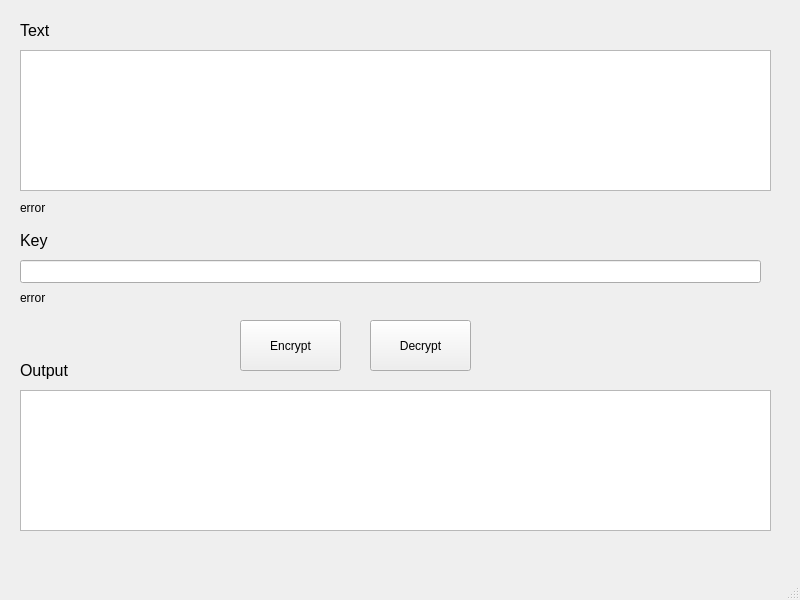
Old version of the form src/gui/mainwindow.ui in the repository Strykeros/spyMaster3000.
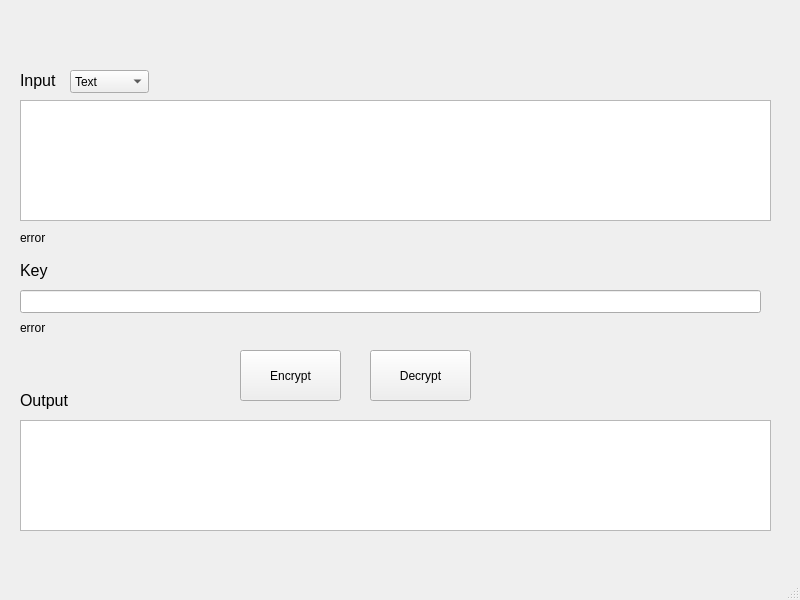
New version of the form.

```diff
--- a/src/gui/mainwindow.ui
+++ b/src/gui/mainwindow.ui
@@ -18,7 +18,7 @@
     <property name="geometry">
      <rect>
       <x>240</x>
-      <y>320</y>
+      <y>350</y>
       <width>101</width>
       <height>51</height>
      </rect>
@@ -31,7 +31,7 @@
     <property name="geometry">
      <rect>
       <x>370</x>
-      <y>320</y>
+      <y>350</y>
       <width>101</width>
       <height>51</height>
      </rect>
@@ -44,9 +44,9 @@
     <property name="geometry">
      <rect>
       <x>20</x>
-      <y>50</y>
+      <y>100</y>
       <width>751</width>
-      <height>141</height>
+      <height>121</height>
      </rect>
     </property>
    </widget>
@@ -54,7 +54,7 @@
     <property name="geometry">
      <rect>
       <x>20</x>
-      <y>260</y>
+      <y>290</y>
       <width>741</width>
       <height>23</height>
      </rect>
@@ -64,7 +64,7 @@
     <property name="geometry">
      <rect>
       <x>20</x>
-      <y>20</y>
+      <y>70</y>
       <width>41</width>
       <height>20</height>
      </rect>
@@ -75,14 +75,14 @@
      </font>
     </property>
     <property name="text">
-     <string>Text</string>
+     <string>Input</string>
     </property>
    </widget>
    <widget class="QLabel" name="label_2">
     <property name="geometry">
      <rect>
       <x>20</x>
-      <y>230</y>
+      <y>260</y>
       <width>41</width>
       <height>20</height>
      </rect>
@@ -100,9 +100,9 @@
     <property name="geometry">
      <rect>
       <x>20</x>
-      <y>390</y>
+      <y>420</y>
       <width>751</width>
-      <height>141</height>
+      <height>111</height>
      </rect>
     </property>
    </widget>
@@ -110,7 +110,7 @@
     <property name="geometry">
      <rect>
       <x>20</x>
-      <y>360</y>
+      <y>390</y>
       <width>61</width>
       <height>20</height>
      </rect>
@@ -128,7 +128,7 @@
     <property name="geometry">
      <rect>
       <x>20</x>
-      <y>290</y>
+      <y>320</y>
       <width>741</width>
       <height>16</height>
      </rect>
@@ -141,7 +141,7 @@
     <property name="geometry">
      <rect>
       <x>20</x>
-      <y>200</y>
+      <y>230</y>
       <width>741</width>
       <height>16</height>
      </rect>
@@ -150,6 +150,26 @@
      <string>error</string>
     </property>
    </widget>
+   <widget class="QComboBox" name="input_comboBox">
+    <property name="geometry">
+     <rect>
+      <x>70</x>
+      <y>70</y>
+      <width>79</width>
+      <height>23</height>
+     </rect>
+    </property>
+    <item>
+     <property name="text">
+      <string>Text</string>
+     </property>
+    </item>
+    <item>
+     <property name="text">
+      <string>Hex</string>
+     </property>
+    </item>
+   </widget>
   </widget>
   <widget class="QMenuBar" name="menubar">
    <property name="geometry">
```
Left out of the diff: 2 changed lines with no effect on the pictures.
